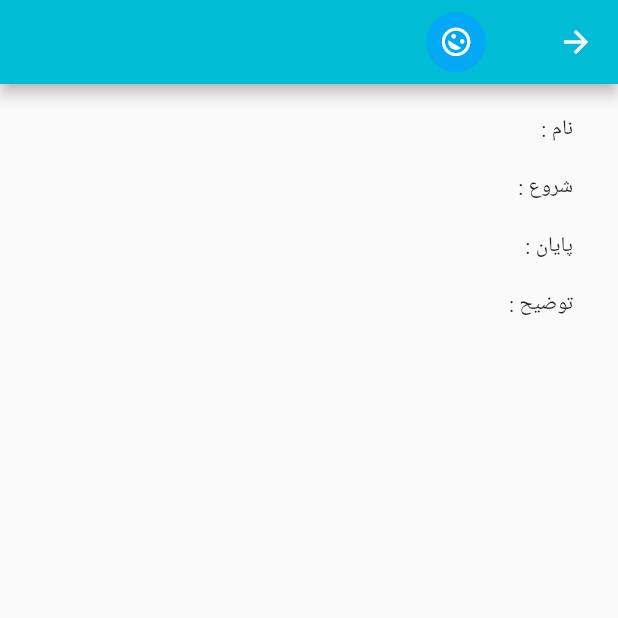
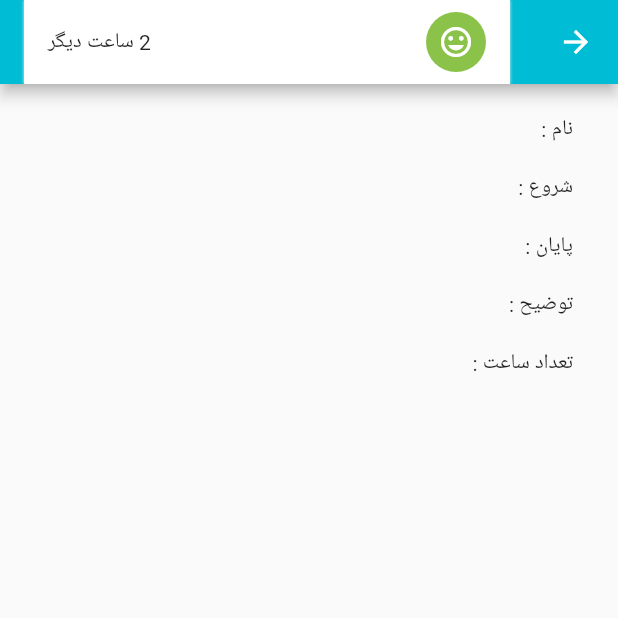
Before and after one commit to soorena110/SimpleTimeManagement, a Flutter app: the TaskDetails screen opened directly with empty values, on a phone screen of 412 x 824 dp, the top half of it. Run offline on Flutter 3.47's test engine with Material 2 defaults, Android fonts, the phone set to English and light mode, and no system bars; our stand-ins replace shamsi_date, sqflite; accounts and stored records are empty.

Commit message:
another part

```diff
--- a/lib/Database/_common/Row.dart
+++ b/lib/Database/_common/Row.dart
@@ -19,15 +19,15 @@ class Row {
       {this.isAutoIncrement = false,
       this.isPrimaryKey = false,
       this.isNullable = true,
-      this.defaultValue,
-      this.isUnique = true});
+      this.isUnique = false,
+      this.defaultValue});
 
   @override
   String toString() {
     return '$name ${RowSqlType[type]}' +
         (isPrimaryKey ? ' PRIMARY KEY' : '') +
         (isAutoIncrement ? ' AUTOINCREMENT' : '') +
-        (isUnique ? 'UNIQUE' : '') +
+        (isUnique ? ' UNIQUE' : '') +
         (isNullable ? '' : ' NOT NULL') +
         (defaultValue != null ? ' DEFAULT ' + defaultValue : '');
   }
--- a/lib/Database/init.dart
+++ b/lib/Database/init.dart
@@ -7,7 +7,6 @@ var provider = Provider();
 
 databaseInit() async {
   OnceTaskTable.init(provider);
-  OnceTaskTickTable.init(provider);
   await provider.open();
 }
 
--- a/lib/Models/OnceTask.dart
+++ b/lib/Models/OnceTask.dart
@@ -1,4 +1,27 @@
 import 'package:flutter/material.dart';
+
+enum OnceTaskTick { todo, done, canceled, postponed }
+
+const StringToOnceTaskTick = {
+  'todo': OnceTaskTick.todo,
+  'done': OnceTaskTick.done,
+  'canceled': OnceTaskTick.canceled,
+  'postponed': OnceTaskTick.postponed
+};
+
+const OnceTaskTickIcons = {
+  OnceTaskTick.todo: Icons.tag_faces,
+  OnceTaskTick.done: Icons.check_circle,
+  OnceTaskTick.canceled: Icons.remove_circle,
+  OnceTaskTick.postponed: Icons.pause_circle_filled
+};
+
+const OnceTaskTickColors = {
+  OnceTaskTick.todo: Colors.lightGreen,
+  OnceTaskTick.done: Colors.cyan,
+  OnceTaskTick.canceled: Colors.pinkAccent,
+  OnceTaskTick.postponed: Colors.orange
+};
 
 class OnceTask {
   final int id;
@@ -8,8 +31,22 @@ class OnceTask {
   final double estimate;
   final String description;
 
+  final OnceTaskTick tick;
+  final String tickDescription;
+
+  final String lastUpdate;
+
   OnceTask(this.name,
-      {this.id, this.description, this.start, this.end, this.estimate});
+      {this.id,
+      this.description,
+      this.start,
+      this.end,
+      this.estimate,
+
+      this.tick,
+      this.tickDescription,
+
+      this.lastUpdate});
 
   OnceTask.from(Map<String, dynamic> map)
       : id = map['id'],
@@ -17,18 +54,23 @@ class OnceTask {
         description = map['description'],
         start = map['start'],
         end = map['end'],
-        estimate = map['estimate'];
+        estimate = map['estimate'],
+
+        tick = StringToOnceTaskTick[map['tick']],
+        tickDescription = map['tickDescription'],
+
+        lastUpdate = map['lastUpdate'];
 
   getIcon() {
-    return Icons.tag_faces;
+    return OnceTaskTickIcons[tick];
   }
 
   getColor() {
-    return Colors.lightBlue;
+    return OnceTaskTickColors[tick];
   }
 
   @override
   String toString() {
-    return id ?? name;
+    return '${id ?? name}';
   }
 }
--- a/lib/Pages/OnceTask/OnceTaskListItem.dart
+++ b/lib/Pages/OnceTask/OnceTaskListItem.dart
@@ -5,15 +5,26 @@ import 'package:time_river/Models/OnceTask.dart';
 class OnceTaskListItem extends StatelessWidget {
   final OnceTask _task;
 
-  OnceTaskListItem(this._task, {Key key}) : super(key: key);
+  OnceTaskListItem(this._task);
 
   _getIsStaggering() {
-    return true;
+    return false;
+  }
+
+  _getRemainingTime() {
+
+    return '2 ساعت دیگر';
   }
 
   @override
   Widget build(BuildContext context) {
-    return ListTile(
+    return Container(
+        margin: const EdgeInsets.symmetric(vertical: 1),
+        decoration: BoxDecoration(
+            color: Colors.white,
+            boxShadow: [BoxShadow(blurRadius: 1, color: Colors.grey[200])]
+        ),
+        child: ListTile(
           title: Text(_task.name),
           leading: CircleAvatar(
             backgroundColor: _task.getColor(),
@@ -22,6 +33,7 @@ class OnceTaskListItem extends StatelessWidget {
                 ? StaggerIcon(_task.getIcon())
                 : Icon(_task.getIcon()),
           ),
-    );
+          trailing: Text(this._getRemainingTime()),
+        ));
   }
 }
--- a/lib/Pages/OnceTask/OnceTaskView.dart
+++ b/lib/Pages/OnceTask/OnceTaskView.dart
@@ -10,9 +10,16 @@ class OnceTaskView extends StatelessWidget {
   Widget build(BuildContext context) {
     return Column(children: <Widget>[
       Item('نام : ', Text(_task.name)),
-      Item('شروع : ', Text(_task.start.toString())),
-      Item('پایان : ', Text(_task.end.toString())),
-      Item('توضیح : ', Text(_task.description.toString()))
+      _task.start != null
+          ? Item('شروع : ', Text(_task.start.toString()))
+          : null,
+      _task.end != null ? Item('پایان : ', Text(_task.end.toString())) : null,
+      _task.description != null
+          ? Item('توضیح : ', Text(_task.description.toString()))
+          : null,
+      _task.estimate != null
+          ? Item('تعداد ساعت : ', Text(_task.end.toString()))
+          : null
     ]);
   }
 }
```
Also changed, not shown: lib/Database/Tables/OnceTaskTable.dart (+12 -6 lines), lib/Database/Tables/OnceTaskTickTable.dart (+50 -50 lines), lib/Models/OnceTaskTick.dart (+27 -46 lines), lib/Pages/MainPage/MainPageDailyTasks.dart (+7 -7 lines), lib/Pages/OnceTask/OnceTaskListView.dart (+5 -3 lines). Lines whose indentation alone changed are shown as unchanged.
